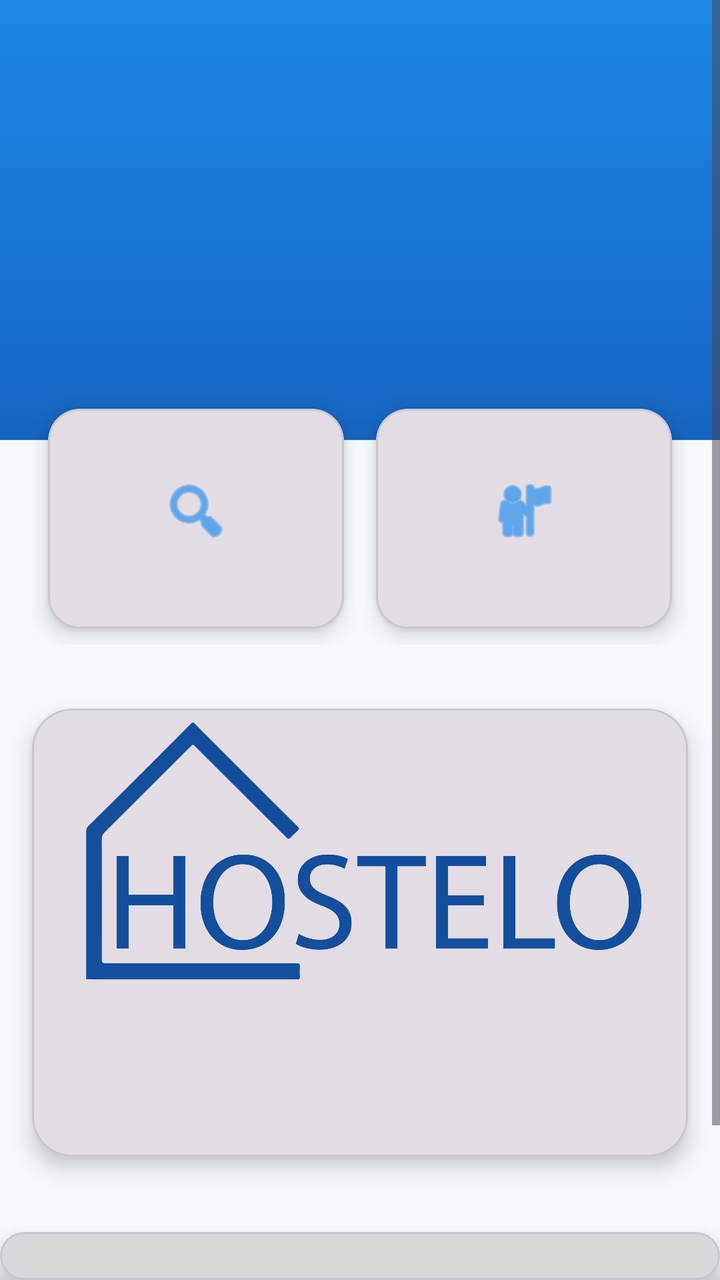
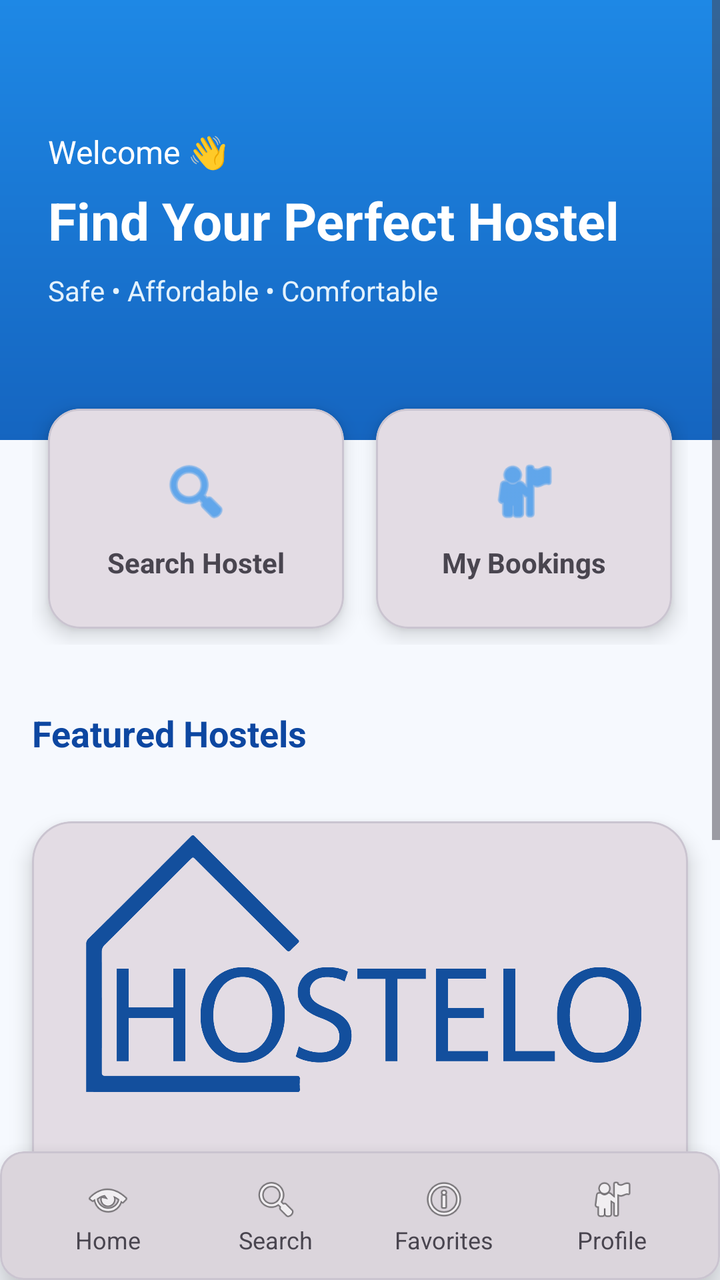

An Android layout rendered at two revisions. The XML below is the earlier revision; the diff shows what the commit changed to produce the second picture.
<!-- AndroidManifest.xml: application theme Theme.Hostello -->
<!-- res/layout/activity_main_home.xml -->
<?xml version="1.0" encoding="utf-8"?>
<RelativeLayout xmlns:android="http://schemas.android.com/apk/res/android"
    xmlns:app="http://schemas.android.com/apk/res-auto"
    android:layout_width="match_parent"
    android:layout_height="match_parent"
    android:background="#F6F9FE">

    
    <ScrollView
        android:id="@+id/scroll_content"
        android:layout_width="match_parent"
        android:layout_height="match_parent"
        android:layout_above="@id/bottom_navigation"
        android:fillViewport="true">

        <LinearLayout
            android:layout_width="match_parent"
            android:layout_height="wrap_content"
            android:orientation="vertical">

            
            <FrameLayout
                android:layout_width="match_parent"
                android:layout_height="220dp"
                android:background="@drawable/home_gradient_bg">

                <LinearLayout
                    android:layout_width="match_parent"
                    android:layout_height="match_parent"
                    android:orientation="vertical"
                    android:padding="24dp"
                    android:gravity="center_vertical">

                    <TextView
                        android:text="Welcome 👋"
                        android:textColor="@android:color/white"
                        android:textSize="16sp" />

                    <TextView
                        android:text="Find Your Perfect Hostel"
                        android:textColor="@android:color/white"
                        android:textSize="26sp"
                        android:textStyle="bold"
                        android:layout_marginTop="6dp" />

                    <TextView
                        android:text="Safe • Affordable • Comfortable"
                        android:textColor="#E3F2FD"
                        android:textSize="14sp"
                        android:layout_marginTop="8dp" />
                </LinearLayout>
            </FrameLayout>

            
            <LinearLayout
                android:layout_width="match_parent"
                android:layout_height="wrap_content"
                android:orientation="horizontal"
                android:gravity="center"
                android:layout_marginTop="-40dp"
                android:padding="16dp">

                <com.google.android.material.card.MaterialCardView
                    android:layout_width="0dp"
                    android:layout_height="110dp"
                    android:layout_weight="1"
                    android:layout_margin="8dp"
                    app:cardCornerRadius="16dp"
                    app:cardElevation="6dp">

                    <LinearLayout
                        android:layout_width="match_parent"
                        android:layout_height="match_parent"
                        android:gravity="center"
                        android:orientation="vertical">

                        <ImageView
                            android:layout_width="36dp"
                            android:layout_height="36dp"
                            android:src="@android:drawable/ic_menu_search"
                            app:tint="@color/blue" />

                        <TextView
                            android:text="Search Hostel"
                            android:textSize="14sp"
                            android:textStyle="bold"
                            android:layout_marginTop="8dp" />
                    </LinearLayout>
                </com.google.android.material.card.MaterialCardView>

                <com.google.android.material.card.MaterialCardView
                    android:layout_width="0dp"
                    android:layout_height="110dp"
                    android:layout_weight="1"
                    android:layout_margin="8dp"
                    app:cardCornerRadius="16dp"
                    app:cardElevation="6dp">

                    <LinearLayout
                        android:layout_width="match_parent"
                        android:layout_height="match_parent"
                        android:gravity="center"
                        android:orientation="vertical">

                        <ImageView
                            android:layout_width="36dp"
                            android:layout_height="36dp"
                            android:src="@android:drawable/ic_menu_myplaces"
                            app:tint="@color/blue" />

                        <TextView
                            android:text="My Bookings"
                            android:textSize="14sp"
                            android:textStyle="bold"
                            android:layout_marginTop="8dp" />
                    </LinearLayout>
                </com.google.android.material.card.MaterialCardView>
            </LinearLayout>

            
            <TextView
                android:text="Featured Hostels"
                android:textSize="18sp"
                android:textStyle="bold"
                android:textColor="@color/dark_blue"
                android:padding="16dp" />

            <com.google.android.material.card.MaterialCardView
                android:layout_width="match_parent"
                android:layout_height="wrap_content"
                android:layout_margin="16dp"
                app:cardCornerRadius="20dp"
                app:cardElevation="6dp">

                <LinearLayout
                    android:orientation="vertical"
                    android:layout_width="match_parent"
                    android:layout_height="wrap_content">

                    <ImageView
                        android:layout_width="match_parent"
                        android:layout_height="180dp"
                        android:scaleType="centerCrop"
                        android:src="@drawable/host_logo_02" />

                    <LinearLayout
                        android:orientation="vertical"
                        android:padding="16dp"
                        android:layout_width="match_parent"
                        android:layout_height="wrap_content">

                        <TextView
                            android:text="Elite Boys Hostel"
                            android:textSize="16sp"
                            android:textStyle="bold" />

                        <TextView
                            android:text="Near University • Free WiFi"
                            android:textSize="13sp"
                            android:textColor="@color/text_gray"
                            android:layout_marginTop="4dp" />

                        <TextView
                            android:text="PKR 12,000 / month"
                            android:textSize="14sp"
                            android:textStyle="bold"
                            android:textColor="@color/blue"
                            android:layout_marginTop="8dp" />
                    </LinearLayout>
                </LinearLayout>
            </com.google.android.material.card.MaterialCardView>

            
            <View
                android:layout_width="match_parent"
                android:layout_height="80dp" />
        </LinearLayout>
    </ScrollView>

    
    <com.google.android.material.card.MaterialCardView
        android:id="@+id/bottom_navigation"
        android:layout_width="match_parent"
        android:layout_height="wrap_content"
        android:layout_alignParentBottom="true"
        app:cardElevation="12dp">

        <LinearLayout
            android:layout_width="match_parent"
            android:layout_height="wrap_content"
            android:orientation="horizontal"
            android:padding="12dp">

            <LinearLayout
                android:id="@+id/nav_home"
                android:layout_width="0dp"
                android:layout_weight="1"
                android:gravity="center"
                android:orientation="vertical">

                <ImageView
                    android:layout_width="24dp"
                    android:layout_height="24dp"
                    android:src="@android:drawable/ic_menu_view" />

                <TextView
                    android:text="Home"
                    android:textSize="12sp" />
            </LinearLayout>

            <LinearLayout
                android:id="@+id/nav_search"
                android:layout_width="0dp"
                android:layout_weight="1"
                android:gravity="center"
                android:orientation="vertical">

                <ImageView
                    android:layout_width="24dp"
                    android:layout_height="24dp"
                    android:src="@android:drawable/ic_menu_search" />

                <TextView
                    android:text="Search"
                    android:textSize="12sp" />
            </LinearLayout>

            <LinearLayout
                android:id="@+id/nav_favorites"
                android:layout_width="0dp"
                android:layout_weight="1"
                android:gravity="center"
                android:orientation="vertical">

                <ImageView
                    android:layout_width="24dp"
                    android:layout_height="24dp"
                    android:src="@android:drawable/ic_menu_info_details" />

                <TextView
                    android:text="Favorites"
                    android:textSize="12sp" />
            </LinearLayout>

            <LinearLayout
                android:id="@+id/nav_profile"
                android:layout_width="0dp"
                android:layout_weight="1"
                android:gravity="center"
                android:orientation="vertical">

                <ImageView
                    android:layout_width="24dp"
                    android:layout_height="24dp"
                    android:src="@android:drawable/ic_menu_myplaces" />

                <TextView
                    android:text="Profile"
                    android:textSize="12sp" />
            </LinearLayout>
        </LinearLayout>
    </com.google.android.material.card.MaterialCardView>

</RelativeLayout>
<!-- resources referenced by this layout -->
<resources>
  <color name="blue">#0A82EF</color>
  <color name="dark_blue">#0D47A1</color>
  <color name="text_gray">#757575</color>
  <!-- drawable home_gradient_bg (drawable) -->
  <shape xmlns:android="http://schemas.android.com/apk/res/android">
      <gradient
          android:startColor="#1E88E5"
          android:endColor="#1565C0"
          android:angle="270"/>
  </shape>
  <!-- drawable host_logo_02: png bitmap (drawable, 61729 bytes) -->
  <style name="Theme.Hostello" parent="Base.Theme.Hostello" />
  <style name="Base.Theme.Hostello" parent="Theme.Material3.DayNight.NoActionBar">
          <item name="colorPrimary">@color/black</item>
      </style>
  <color name="black">#FF000000</color>
</resources>

<!-- the commit's change to res/layout/activity_main_home.xml (unified diff, before → after) -->
@@ -32,11 +32,15 @@
                     android:gravity="center_vertical">
 
                     <TextView
+                        android:layout_width="wrap_content"
+                        android:layout_height="wrap_content"
                         android:text="Welcome 👋"
                         android:textColor="@android:color/white"
                         android:textSize="16sp" />
 
                     <TextView
+                        android:layout_width="wrap_content"
+                        android:layout_height="wrap_content"
                         android:text="Find Your Perfect Hostel"
                         android:textColor="@android:color/white"
                         android:textSize="26sp"
@@ -44,6 +48,8 @@
                         android:layout_marginTop="6dp" />
 
                     <TextView
+                        android:layout_width="wrap_content"
+                        android:layout_height="wrap_content"
                         android:text="Safe • Affordable • Comfortable"
                         android:textColor="#E3F2FD"
                         android:textSize="14sp"
@@ -81,6 +87,8 @@
                             app:tint="@color/blue" />
 
                         <TextView
+                            android:layout_width="wrap_content"
+                            android:layout_height="wrap_content"
                             android:text="Search Hostel"
                             android:textSize="14sp"
                             android:textStyle="bold"
@@ -109,6 +117,8 @@
                             app:tint="@color/blue" />
 
                         <TextView
+                            android:layout_width="wrap_content"
+                            android:layout_height="wrap_content"
                             android:text="My Bookings"
                             android:textSize="14sp"
                             android:textStyle="bold"
@@ -119,6 +129,8 @@
 
             
             <TextView
+                android:layout_width="wrap_content"
+                android:layout_height="wrap_content"
                 android:text="Featured Hostels"
                 android:textSize="18sp"
                 android:textStyle="bold"
@@ -150,17 +162,23 @@
                         android:layout_height="wrap_content">
 
                         <TextView
+                            android:layout_width="wrap_content"
+                            android:layout_height="wrap_content"
                             android:text="Elite Boys Hostel"
                             android:textSize="16sp"
                             android:textStyle="bold" />
 
                         <TextView
+                            android:layout_width="wrap_content"
+                            android:layout_height="wrap_content"
                             android:text="Near University • Free WiFi"
                             android:textSize="13sp"
                             android:textColor="@color/text_gray"
                             android:layout_marginTop="4dp" />
 
                         <TextView
+                            android:layout_width="wrap_content"
+                            android:layout_height="wrap_content"
                             android:text="PKR 12,000 / month"
                             android:textSize="14sp"
                             android:textStyle="bold"
@@ -192,6 +210,8 @@
             android:padding="12dp">
 
             <LinearLayout
+
+                android:layout_height="wrap_content"
                 android:id="@+id/nav_home"
                 android:layout_width="0dp"
                 android:layout_weight="1"
@@ -204,11 +224,15 @@
                     android:src="@android:drawable/ic_menu_view" />
 
                 <TextView
+                    android:layout_width="wrap_content"
+                    android:layout_height="wrap_content"
                     android:text="Home"
                     android:textSize="12sp" />
             </LinearLayout>
 
             <LinearLayout
+
+                android:layout_height="wrap_content"
                 android:id="@+id/nav_search"
                 android:layout_width="0dp"
                 android:layout_weight="1"
@@ -221,11 +245,15 @@
                     android:src="@android:drawable/ic_menu_search" />
 
                 <TextView
+                    android:layout_width="wrap_content"
+                    android:layout_height="wrap_content"
                     android:text="Search"
                     android:textSize="12sp" />
             </LinearLayout>
 
             <LinearLayout
+
+                android:layout_height="wrap_content"
                 android:id="@+id/nav_favorites"
                 android:layout_width="0dp"
                 android:layout_weight="1"
@@ -238,11 +266,15 @@
                     android:src="@android:drawable/ic_menu_info_details" />
 
                 <TextView
+                    android:layout_width="wrap_content"
+                    android:layout_height="wrap_content"
                     android:text="Favorites"
                     android:textSize="12sp" />
             </LinearLayout>
 
             <LinearLayout
+
+                android:layout_height="wrap_content"
                 android:id="@+id/nav_profile"
                 android:layout_width="0dp"
                 android:layout_weight="1"
@@ -255,6 +287,8 @@
                     android:src="@android:drawable/ic_menu_myplaces" />
 
                 <TextView
+                    android:layout_width="wrap_content"
+                    android:layout_height="wrap_content"
                     android:text="Profile"
                     android:textSize="12sp" />
             </LinearLayout>
